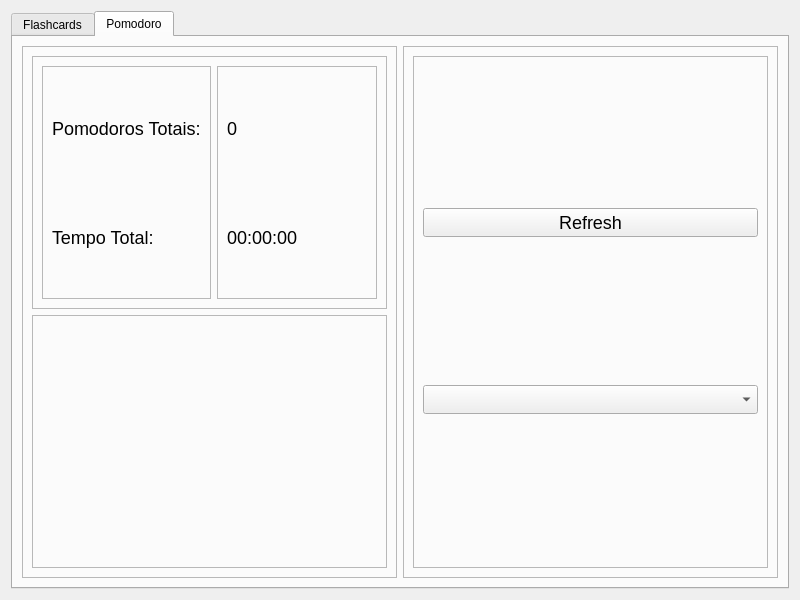
Old version of the form functions/see_progress/see_progress.ui in the repository Nbdyleto/PySide6_Self_TCC.
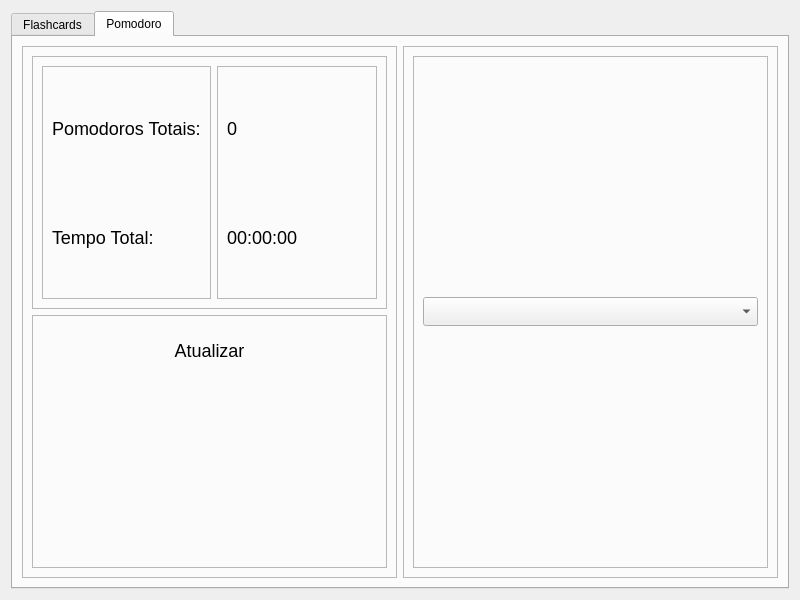
New version of the form. The open tabs and pages were chosen to show the change.

```diff
--- a/functions/see_progress/see_progress.ui
+++ b/functions/see_progress/see_progress.ui
@@ -350,7 +350,27 @@
             <property name="frameShadow">
              <enum>QFrame::Raised</enum>
             </property>
-            <layout class="QVBoxLayout" name="verticalLayout_16"/>
+            <layout class="QVBoxLayout" name="verticalLayout_16">
+             <item alignment="Qt::AlignTop">
+              <widget class="QPushButton" name="btnPomodoroRefresh">
+               <property name="minimumSize">
+                <size>
+                 <width>100</width>
+                 <height>50</height>
+                </size>
+               </property>
+               <property name="styleSheet">
+                <string notr="true">background-position: center;  
+background-repeat: no-repeat; 
+border-radius: 25px;
+font: 18px;</string>
+               </property>
+               <property name="text">
+                <string>Atualizar</string>
+               </property>
+              </widget>
+             </item>
+            </layout>
            </widget>
           </item>
          </layout>
@@ -374,16 +394,6 @@
              <enum>QFrame::Raised</enum>
             </property>
             <layout class="QVBoxLayout" name="verticalLayout_21">
-             <item>
-              <widget class="QPushButton" name="btnPomodoroRefresh">
-               <property name="styleSheet">
-                <string notr="true">font: 18px;</string>
-               </property>
-               <property name="text">
-                <string>Refresh</string>
-               </property>
-              </widget>
-             </item>
              <item>
               <widget class="QComboBox" name="qCBoxPomodoro">
                <property name="styleSheet">
```
Left out of the diff: 2 changed lines with no effect on the pictures.
